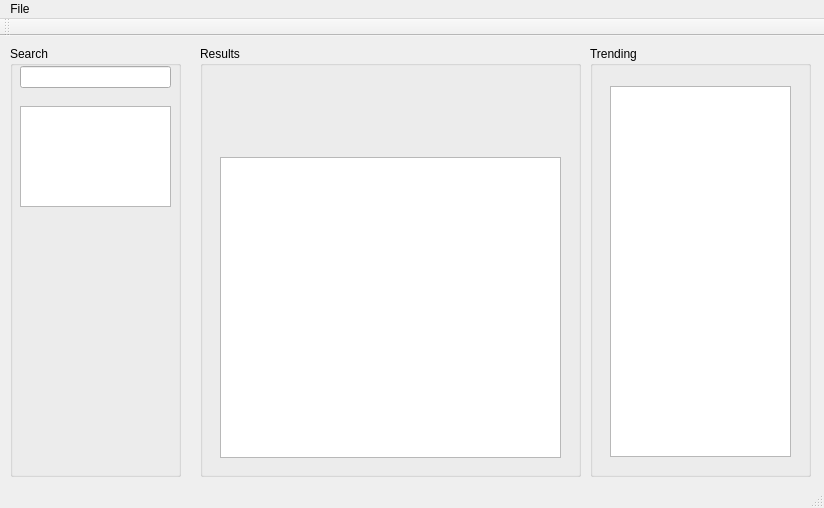
neaddean/PlaylistApp, file Playlist_GUI_take2/mainwindow.ui: the form before one commit.
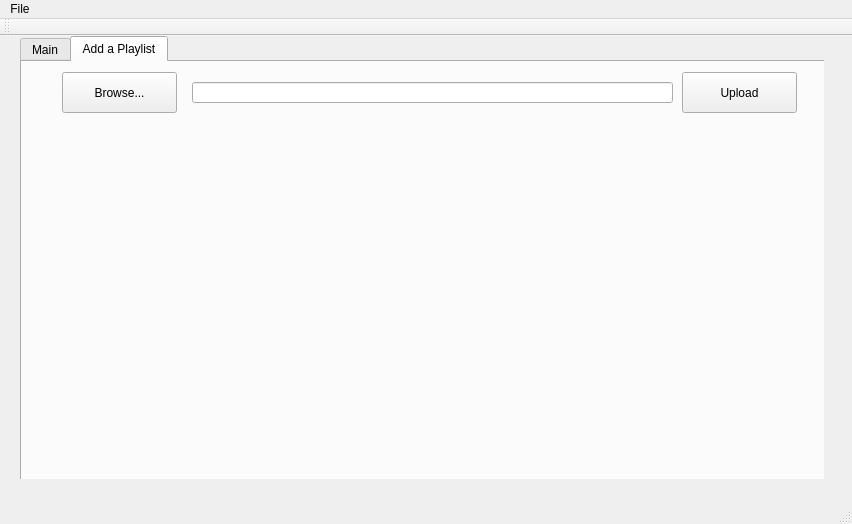
The form after the commit.

Commit message:
New functions to add playlist
Tab stuff and junk

```diff
--- a/Playlist_GUI_take2/mainwindow.ui
+++ b/Playlist_GUI_take2/mainwindow.ui
@@ -6,8 +6,8 @@
    <rect>
     <x>0</x>
     <y>0</y>
-    <width>824</width>
-    <height>508</height>
+    <width>852</width>
+    <height>524</height>
    </rect>
   </property>
   <property name="windowTitle">
@@ -32,11 +32,50 @@
      <height>443</height>
     </size>
    </property>
+   <widget class="QTabWidget" name="tabWidget">
+    <property name="geometry">
+     <rect>
+      <x>20</x>
+      <y>0</y>
+      <width>831</width>
+      <height>461</height>
+     </rect>
+    </property>
+    <property name="currentIndex">
+     <number>1</number>
+    </property>
+    <widget class="QWidget" name="tab">
+     <attribute name="title">
+      <string>Main</string>
+     </attribute>
+     <widget class="QGroupBox" name="top8Box">
+      <property name="geometry">
+       <rect>
+        <x>580</x>
+        <y>0</y>
+        <width>221</width>
+        <height>431</height>
+       </rect>
+      </property>
+      <property name="title">
+       <string>Trending</string>
+      </property>
+      <widget class="QListWidget" name="trending">
+       <property name="geometry">
+        <rect>
+         <x>20</x>
+         <y>40</y>
+         <width>181</width>
+         <height>371</height>
+        </rect>
+       </property>
+      </widget>
+     </widget>
    <widget class="QGroupBox" name="searchBox">
     <property name="geometry">
      <rect>
-      <x>10</x>
-      <y>10</y>
+        <x>0</x>
+        <y>0</y>
       <width>171</width>
       <height>431</height>
      </rect>
@@ -68,8 +107,8 @@
    <widget class="QGroupBox" name="resultsBox">
     <property name="geometry">
      <rect>
-      <x>200</x>
-      <y>10</y>
+        <x>190</x>
+        <y>0</y>
       <width>381</width>
       <height>431</height>
      </rect>
@@ -115,27 +154,47 @@
      </property>
     </widget>
    </widget>
-   <widget class="QGroupBox" name="top8Box">
+    </widget>
+    <widget class="QWidget" name="tab_2">
+     <attribute name="title">
+      <string>Add a Playlist</string>
+     </attribute>
+     <widget class="QPushButton" name="BrowseButton">
     <property name="geometry">
      <rect>
-      <x>590</x>
+        <x>40</x>
       <y>10</y>
-      <width>221</width>
-      <height>431</height>
-     </rect>
-    </property>
-    <property name="title">
-     <string>Trending</string>
-    </property>
-    <widget class="QListWidget" name="trending">
+        <width>115</width>
+        <height>41</height>
+       </rect>
+      </property>
+      <property name="text">
+       <string>Browse...</string>
+      </property>
+     </widget>
+     <widget class="QLineEdit" name="PlaylistFileEdit">
      <property name="geometry">
       <rect>
-       <x>20</x>
-       <y>40</y>
-       <width>181</width>
-       <height>371</height>
-      </rect>
-     </property>
+        <x>170</x>
+        <y>20</y>
+        <width>481</width>
+        <height>21</height>
+       </rect>
+      </property>
+     </widget>
+     <widget class="QPushButton" name="UploadButton">
+      <property name="geometry">
+       <rect>
+        <x>660</x>
+        <y>10</y>
+        <width>115</width>
+        <height>41</height>
+       </rect>
+      </property>
+      <property name="text">
+       <string>Upload</string>
+      </property>
+     </widget>
     </widget>
    </widget>
   </widget>
@@ -144,7 +203,7 @@
     <rect>
      <x>0</x>
      <y>0</y>
-     <width>824</width>
+     <width>852</width>
      <height>22</height>
     </rect>
    </property>
```
Lines whose indentation alone changed are shown as unchanged. The commit also changes 3 other files.
